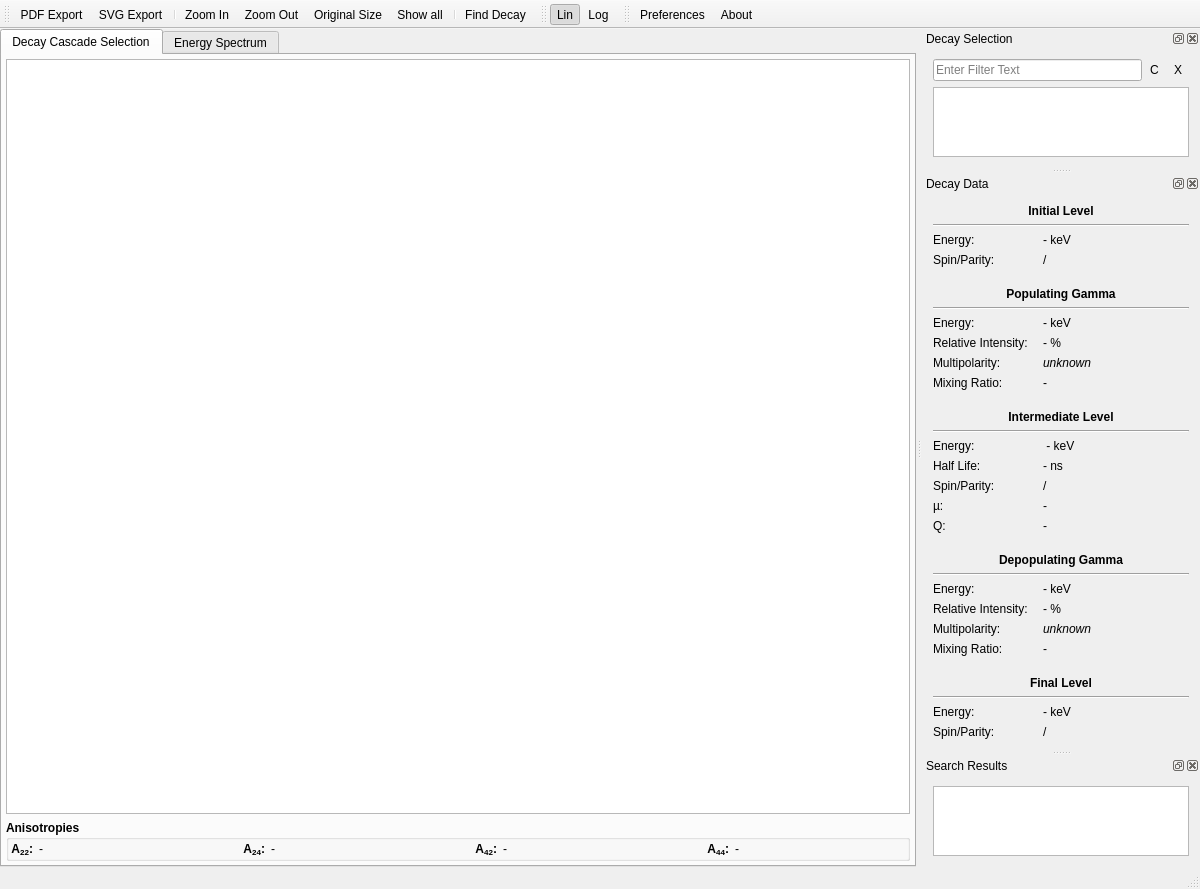
First picture: the form in trunk/Kaihen.ui, repository ferdymercury/nuclei, before the edit.
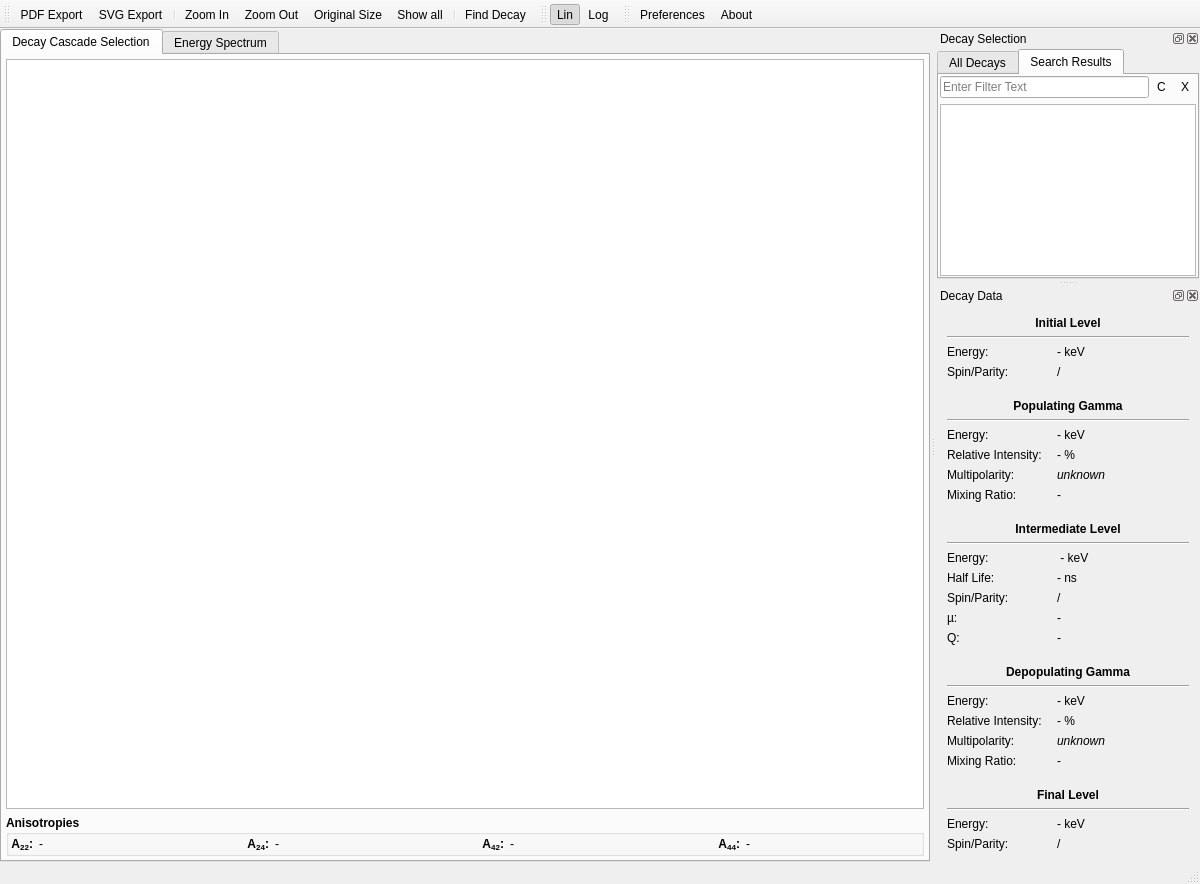
Second picture: the form after the edit. The open tabs and pages were chosen to show the change. Icons and pictures are not drawn. Custom widgets are drawn as their Qt base class.

What changed in the file:
```diff
--- a/trunk/Kaihen.ui
+++ b/trunk/Kaihen.ui
@@ -292,10 +292,33 @@
     <number>2</number>
    </attribute>
    <widget class="QWidget" name="dockWidgetContents_2">
-    <layout class="QGridLayout" name="gridLayout">
+    <layout class="QVBoxLayout" name="verticalLayout">
+     <property name="margin">
+      <number>1</number>
+     </property>
+     <item>
+      <widget class="QTabWidget" name="searchTreeExpandButton">
+       <property name="currentIndex">
+        <number>0</number>
+       </property>
+       <widget class="QWidget" name="allDecayTab">
+        <attribute name="title">
+         <string>All Decays</string>
+        </attribute>
+        <layout class="QGridLayout" name="gridLayout_2">
      <property name="horizontalSpacing">
       <number>1</number>
      </property>
+         <property name="margin">
+          <number>1</number>
+         </property>
+         <item row="0" column="0">
+          <widget class="LineEdit" name="decayFilterLineEdit">
+           <property name="placeholderText">
+            <string>Enter Filter Text</string>
+           </property>
+          </widget>
+         </item>
      <item row="0" column="2">
       <widget class="QToolButton" name="decayTreeExpandButton">
        <property name="toolTip">
@@ -313,6 +336,23 @@
        </property>
       </widget>
      </item>
+         <item row="0" column="1">
+          <widget class="QToolButton" name="decayTreeCollapseButton">
+           <property name="toolTip">
+            <string>Collapse Tree</string>
+           </property>
+           <property name="text">
+            <string>C</string>
+           </property>
+           <property name="icon">
+            <iconset resource="kaihen.qrc">
+             <normaloff>:/format-justify-fill.png</normaloff>:/format-justify-fill.png</iconset>
+           </property>
+           <property name="autoRaise">
+            <bool>true</bool>
+           </property>
+          </widget>
+         </item>
      <item row="1" column="0" colspan="3">
       <widget class="QTreeView" name="decayTreeView">
        <attribute name="headerVisible">
@@ -320,15 +360,28 @@
        </attribute>
       </widget>
      </item>
+        </layout>
+       </widget>
+       <widget class="QWidget" name="searchResultTab">
+        <attribute name="title">
+         <string>Search Results</string>
+        </attribute>
+        <layout class="QGridLayout" name="gridLayout">
+         <property name="horizontalSpacing">
+          <number>1</number>
+         </property>
+         <property name="margin">
+          <number>1</number>
+         </property>
      <item row="0" column="0">
-      <widget class="QLineEdit" name="decayFilterLineEdit">
+          <widget class="LineEdit" name="searchFilterLineEdit">
        <property name="placeholderText">
         <string>Enter Filter Text</string>
        </property>
       </widget>
      </item>
      <item row="0" column="1">
-      <widget class="QToolButton" name="decayTreeCollapseButton">
+          <widget class="QToolButton" name="searchTreeCollapseButton">
        <property name="toolTip">
         <string>Collapse Tree</string>
        </property>
@@ -342,6 +395,30 @@
        <property name="autoRaise">
         <bool>true</bool>
        </property>
+          </widget>
+         </item>
+         <item row="0" column="2">
+          <widget class="QToolButton" name="toolButton_2">
+           <property name="toolTip">
+            <string>Expand Tree</string>
+           </property>
+           <property name="text">
+            <string>X</string>
+           </property>
+           <property name="icon">
+            <iconset resource="kaihen.qrc">
+             <normaloff>:/format-indent-more.png</normaloff>:/format-indent-more.png</iconset>
+           </property>
+           <property name="autoRaise">
+            <bool>true</bool>
+           </property>
+          </widget>
+         </item>
+         <item row="1" column="0" colspan="3">
+          <widget class="QTreeView" name="searchTreeView"/>
+         </item>
+        </layout>
+       </widget>
       </widget>
      </item>
     </layout>
@@ -847,24 +924,6 @@
    <addaction name="actionPreferences"/>
    <addaction name="actionAbout"/>
   </widget>
-  <widget class="QDockWidget" name="searchResultDock">
-   <property name="allowedAreas">
-    <set>Qt::LeftDockWidgetArea|Qt::RightDockWidgetArea</set>
-   </property>
-   <property name="windowTitle">
-    <string>Search Results</string>
-   </property>
-   <attribute name="dockWidgetArea">
-    <number>2</number>
-   </attribute>
-   <widget class="QWidget" name="dockWidgetContents_3">
-    <layout class="QVBoxLayout" name="verticalLayout_2">
-     <item>
-      <widget class="QTreeView" name="treeView"/>
-     </item>
-    </layout>
-   </widget>
-  </widget>
   <action name="actionZoom_In">
    <property name="icon">
     <iconset resource="kaihen.qrc">
@@ -1022,6 +1081,11 @@
    <header>qxtgroupbox.h</header>
    <container>1</container>
   </customwidget>
+  <customwidget>
+   <class>LineEdit</class>
+   <extends>QLineEdit</extends>
+   <header>LineEdit.h</header>
+  </customwidget>
  </customwidgets>
  <tabstops>
   <tabstop>tabWidget</tabstop>
```
Lines whose indentation alone changed are shown as unchanged.
